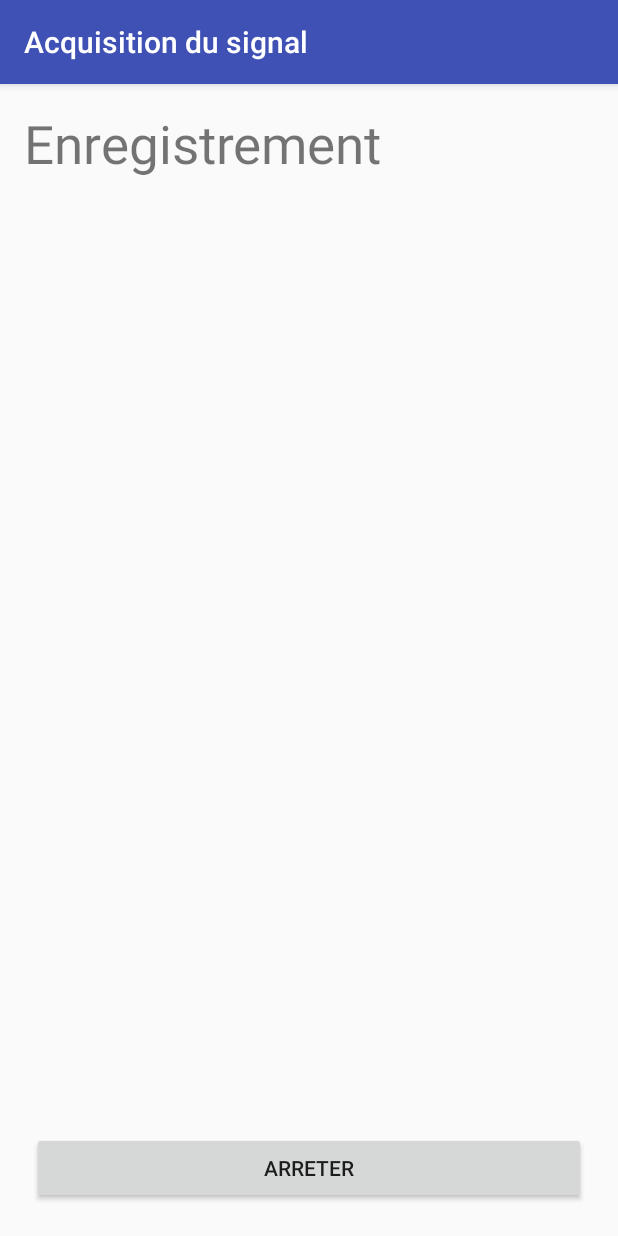
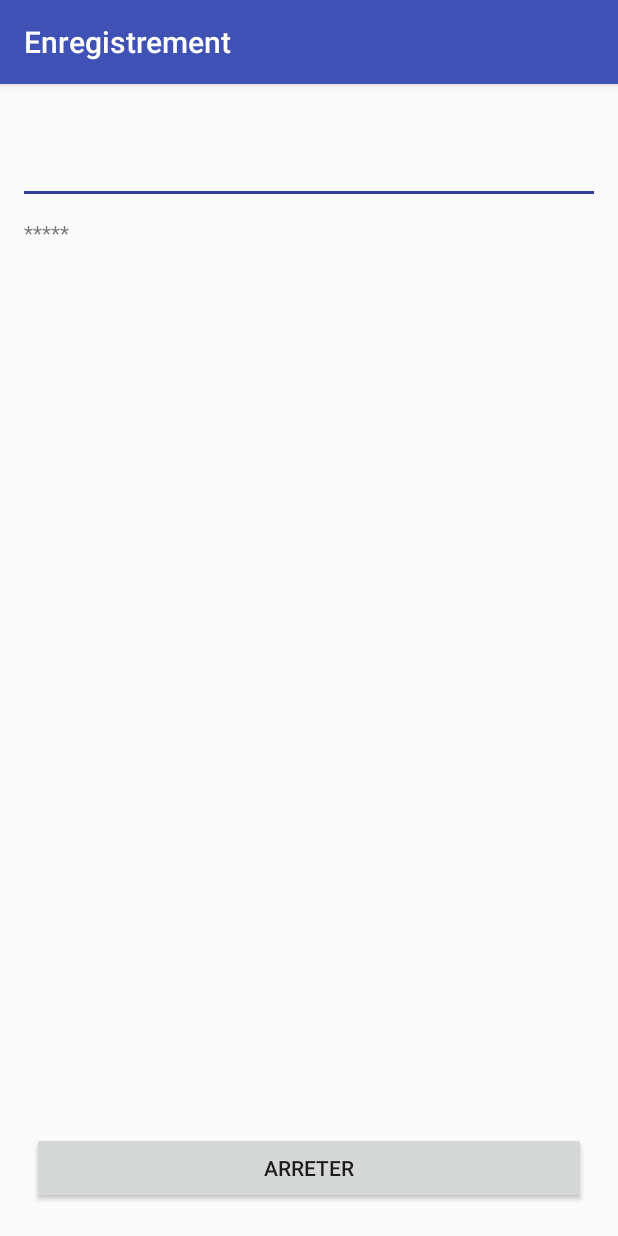
Before and after one commit to yurivital/bam, an Android app: the RecordingActivity screen opened directly, with no data from a screen before it, on a phone screen of 412 x 824 dp. Run offline under Robolectric (Android 15) with nearby library versions, the phone set to English and light mode, and no system bars.

Commit message:
kinercorder - improved UX

```diff
--- a/tools/Kinerecorder/app/src/main/java/org/appfields/kinerecorder/KinerecorderApp.java
+++ b/tools/Kinerecorder/app/src/main/java/org/appfields/kinerecorder/KinerecorderApp.java
@@ -12,4 +12,8 @@ public class KinerecorderApp extends Application {
      */
     public static SensorEvent[] data;
 
+    public static String cowType = "";
+
+    public static String filePath="";
+
 }
--- a/tools/Kinerecorder/app/src/main/java/org/appfields/kinerecorder/RecordingActivity.java
+++ b/tools/Kinerecorder/app/src/main/java/org/appfields/kinerecorder/RecordingActivity.java
@@ -49,6 +49,7 @@ public class RecordingActivity extends AppCompatActivity {
         }
     };
 
+    private TextView spinner;
     private TextView valueX;
     private TextView valueY;
     private TextView valueZ;
@@ -59,9 +60,12 @@ public class RecordingActivity extends AppCompatActivity {
         super.onCreate(savedInstanceState);
         // Toolbar toolbar = (Toolbar) findViewById(R.id.toolbar);
         // setSupportActionBar(toolbar);
-        setTitle("Acquisition du signal");
+        setTitle(getText(R.string.text_recording));
 
         setContentView(R.layout.activity_recording);
+        TextView textView = (TextView) findViewById(R.id.input_cow_type);
+        textView.setText(KinerecorderApp.cowType);
+        spinner = (TextView) findViewById(R.id.spinner);
         /*
         this.valueX = (TextView) findViewById(R.id.AccelerationX);
         this.valueY = (TextView) findViewById(R.id.AccelerationY);
@@ -102,8 +106,19 @@ public class RecordingActivity extends AppCompatActivity {
         finish();
     }
 
+    int dots = 0;
+
     private void displayAcceleration(float x, float y, float z) {
         String format = "%1s";
+
+        dots = (++dots) % 3;
+        String dottext = "";
+        for (int i = 0; i < dots; i++) {
+            dottext += "*";
+        }
+        spinner.setText(dottext);
+
+
     /*    this.valueX.setText(String.format(format, x));
         this.valueY.setText(String.format(format, y));
         this.valueZ.setText(String.format(format, z));
--- a/tools/Kinerecorder/app/src/main/java/org/appfields/kinerecorder/WelcomeActivity.java
+++ b/tools/Kinerecorder/app/src/main/java/org/appfields/kinerecorder/WelcomeActivity.java
@@ -21,6 +21,7 @@ public class WelcomeActivity extends AppCompatActivity {
     }
 
     public void StartRecord(View v) {
+        KinerecorderApp.cowType = cow_type.getText().toString();
         Intent intent = new Intent(getApplicationContext(), RecordingActivity.class);
         startActivity(intent);
         finish();
--- a/tools/Kinerecorder/app/src/main/java/org/appfields/kinerecorder/WriterService.java
+++ b/tools/Kinerecorder/app/src/main/java/org/appfields/kinerecorder/WriterService.java
@@ -12,9 +12,6 @@ import java.io.File;
 import java.io.FileOutputStream;
 
 /**
- * An {@link IntentService} subclass for handling asynchronous task requests in
- * a service on a separate handler thread.
- * <p/>
  * Write data into local folder
  */
 public class WriterService extends IntentService {
@@ -63,15 +60,20 @@ public class WriterService extends IntentService {
      */
     private void handleActionPersist(SensorEvent[] datas) {
         String filename = "data_raw.txt";
+
         Log.v("handleActionPersist", "Retrieve data");
         int count = 0;
 
         try {
             File path = Environment.getExternalStoragePublicDirectory((Environment.DIRECTORY_DOWNLOADS));
             File file = new File(path, filename);
+            boolean newFile = !file.exists();
 
             FileOutputStream fos = new FileOutputStream(file, true);
             DataOutputStream dos = new DataOutputStream(fos);
+            if (newFile) {
+                dos.writeChars(KinerecorderApp.cowType);
+            }
 
             for (int i = 0; i < datas.length; i++) {
                 SensorEvent event = datas[i];
@@ -94,7 +96,5 @@ public class WriterService extends IntentService {
             Log.e(ACTION_PERSIST, "Error in writing data", e);
             e.printStackTrace();
         }
-
-
     }
 }
--- a/tools/Kinerecorder/app/src/main/res/layout/activity_recording.xml
+++ b/tools/Kinerecorder/app/src/main/res/layout/activity_recording.xml
@@ -9,11 +9,34 @@
     android:paddingTop="@dimen/activity_vertical_margin"
     tools:context="org.appfields.kinerecorder.RecordingActivity">
 
-    <TextView
-        style="@style/MainTitle"
+    <LinearLayout
+        android:orientation="vertical"
         android:layout_width="match_parent"
-        android:layout_height="wrap_content"
-        android:text="@string/text_recording" />
+        android:layout_height="wrap_content">
+
+        <TextView
+            android:id="@+id/input_cow_type"
+            style="@style/MainTitle"
+            android:layout_width="match_parent"
+            android:layout_height="wrap_content"
+            android:text="@string/text_recording" />
+
+        <View
+
+            android:layout_width="match_parent"
+            android:layout_height="2dp"
+            android:layout_marginBottom="@dimen/activity_vertical_margin"
+            android:background="@color/colorPrimaryDark" />
+
+       <TextView
+           android:layout_width="match_parent"
+           android:layout_height="wrap_content"
+           android:id="@+id/spinner"
+           android:text="*****"
+
+           />
+    </LinearLayout>
+
 
     <Button
         android:layout_width="match_parent"
```
Also changed, not shown: tools/Kinerecorder/app/src/main/AndroidManifest.xml (line endings or trailing spaces).
